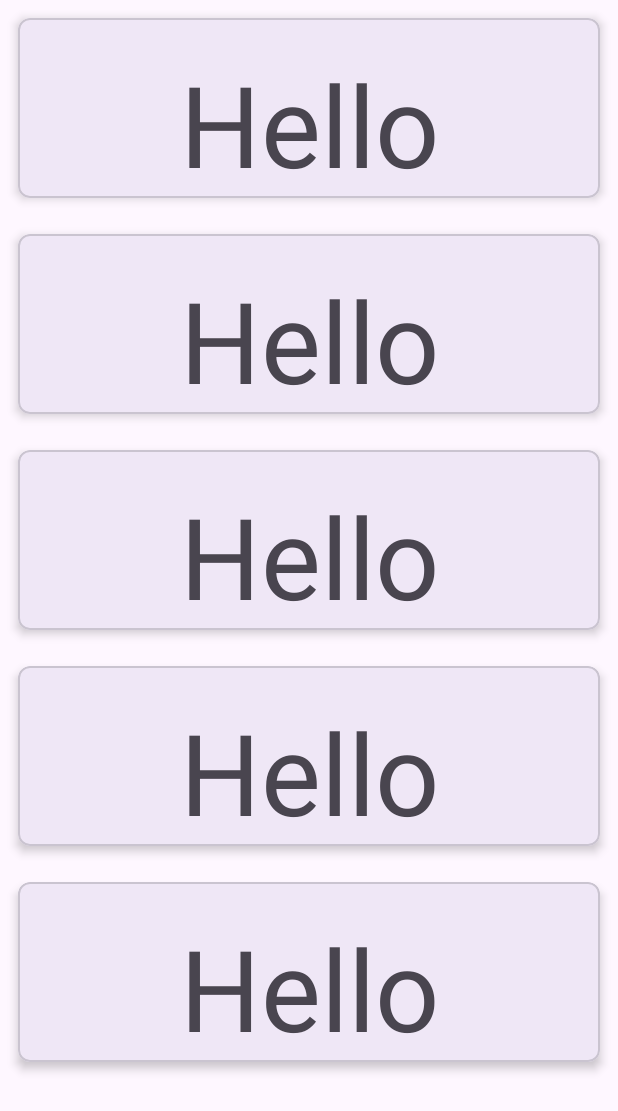
After one commit to vickyvikas514/HBTU, an Android app: the HomeActivity screen opened directly, with no data from a screen before it, on a phone screen of 412 x 824 dp. The commit adds this screen. Shown: the top 1111 px of the screen. Run offline under Robolectric (Android 15) with nearby library versions, the phone set to English and light mode, and no system bars; libraries missing offline, so code that uses them is left out: com.google.android.play.

Commit message:
Basic Template was created for home page

```diff
--- /dev/null
+++ b/app/src/main/java/com/example/hbtu/HomeActivity.kt
@@ -0,0 +1,23 @@
+package com.example.hbtu
+
+import androidx.appcompat.app.AppCompatActivity
+import android.os.Bundle
+import com.example.hbtu.adapter.HomeAdapter
+import com.example.hbtu.databinding.ActivityHomeBinding
+import com.example.hbtu.databinding.HomeItemBinding
+
+class HomeActivity : AppCompatActivity() {
+    private lateinit var binding: ActivityHomeBinding
+    override fun onCreate(savedInstanceState: Bundle?) {
+        super.onCreate(savedInstanceState)
+        binding = ActivityHomeBinding.inflate(layoutInflater)
+
+        setContentView(binding.root)
+
+        binding.RecyclerView.adapter = HomeAdapter(
+            applicationContext
+        )
+        binding.RecyclerView.setHasFixedSize(true)
+        supportActionBar?.setDisplayHomeAsUpEnabled(true)
+    }
+}
--- /dev/null
+++ b/app/src/main/java/com/example/hbtu/HomeDP.kt
@@ -0,0 +1,8 @@
+package com.example.hbtu
+
+import androidx.annotation.DrawableRes
+
+data class HomeDP(
+     val imageresourceid: String,
+    val url:String
+)
--- /dev/null
+++ b/app/src/main/java/com/example/hbtu/HomeSource.kt
@@ -0,0 +1,11 @@
+package com.example.hbtu
+
+object HomeSource {
+    val homeDP: List<HomeDP> = listOf(
+        HomeDP("Hello","https://hbtu.ac.in/"),
+        HomeDP("Hello","https://hbtu.ac.in/"),
+        HomeDP("Hello","https://hbtu.ac.in/"),
+        HomeDP("Hello","https://hbtu.ac.in/"),
+        HomeDP("Hello","https://hbtu.ac.in/"),
+    )
+}
--- a/app/src/main/java/com/example/hbtu/SignIn.kt
+++ b/app/src/main/java/com/example/hbtu/SignIn.kt
@@ -32,7 +32,7 @@ class SignIn : AppCompatActivity() {
 
                     firebaseAuth.signInWithEmailAndPassword(email, pass).addOnCompleteListener {
                         if (it.isSuccessful) {
-                            val intent = Intent(this, MainActivity::class.java)
+                            val intent = Intent(this, HomeActivity::class.java)
                             startActivity(intent)
                         } else {
                             Toast.makeText(this, it.exception.toString(), Toast.LENGTH_SHORT).show()
--- /dev/null
+++ b/app/src/main/java/com/example/hbtu/adapter/HomeAdapter.kt
@@ -0,0 +1,46 @@
+package com.example.hbtu.adapter
+
+import android.content.Context
+import android.content.Intent
+import android.view.LayoutInflater
+import android.view.View
+import android.view.ViewGroup
+import android.widget.ImageView
+import android.widget.TextView
+import androidx.recyclerview.widget.RecyclerView
+import com.example.hbtu.DetailActivity
+import com.example.hbtu.HomeActivity
+import com.example.hbtu.HomeSource
+import com.example.hbtu.R
+import com.google.android.play.integrity.internal.f
+
+class HomeAdapter(
+    private val context: Context?
+) : RecyclerView.Adapter<HomeAdapter.HomeViewHolder>(){
+
+    val data = HomeSource.homeDP
+    class HomeViewHolder(view: View?):RecyclerView.ViewHolder(view!!){
+        var imageDp:TextView = view!!.findViewById(R.id.displayText)
+
+    }
+
+    override fun onCreateViewHolder(parent: ViewGroup, viewType: Int): HomeViewHolder {
+        val view = LayoutInflater.from(parent.context)
+            .inflate(R.layout.home_item,parent, false)
+        return HomeViewHolder(view)
+    }
+
+    override fun getItemCount(): Int  = data.size
+
+    override fun onBindViewHolder(holder: HomeViewHolder, position: Int) {
+        val item = data[position]
+        holder.imageDp.text = item.imageresourceid
+        val resources = context?.resources
+        holder.itemView.setOnClickListener{
+            val intent = Intent(context,DetailActivity::class.java)
+            intent.addFlags(Intent.FLAG_ACTIVITY_NEW_TASK)
+            intent.putExtra("URL",item.url)
+            context?.startActivity(intent)
+        }
+    }
+}
--- /dev/null
+++ b/app/src/main/res/layout/activity_home.xml
@@ -0,0 +1,17 @@
+<?xml version="1.0" encoding="utf-8"?>
+<FrameLayout xmlns:android="http://schemas.android.com/apk/res/android"
+    xmlns:app="http://schemas.android.com/apk/res-auto"
+    xmlns:tools="http://schemas.android.com/tools"
+    android:layout_width="match_parent"
+    android:layout_height="match_parent"
+    tools:context=".HomeActivity">
+
+    <androidx.recyclerview.widget.RecyclerView
+        android:id="@+id/RecyclerView"
+        android:layout_width="match_parent"
+        android:layout_height="match_parent"
+        android:scrollbars="vertical"
+        app:layoutManager="androidx.recyclerview.widget.LinearLayoutManager"
+        />
+
+</FrameLayout>
--- /dev/null
+++ b/app/src/main/res/layout/home_item.xml
@@ -0,0 +1,26 @@
+<?xml version="1.0" encoding="utf-8"?>
+<com.google.android.material.card.MaterialCardView xmlns:android="http://schemas.android.com/apk/res/android"
+    android:layout_width="match_parent"
+    android:layout_height="wrap_content"
+    xmlns:app="http://schemas.android.com/apk/res-auto"
+    android:layout_margin="12dp"
+    app:cardElevation="4dp"
+    app:cardCornerRadius="8dp">
+    <androidx.constraintlayout.widget.ConstraintLayout
+        android:layout_width="match_parent"
+        android:layout_height="wrap_content">
+        <TextView
+            android:id="@+id/displayText"
+            android:layout_width="wrap_content"
+            android:textSize="75dp"
+
+            android:layout_height="100dp"
+            android:layout_marginVertical="20dp"
+            android:layout_marginHorizontal="50dp"
+            app:layout_constraintStart_toStartOf="parent"
+            app:layout_constraintEnd_toEndOf="parent"
+            app:layout_constraintTop_toTopOf="parent"
+            />
+    </androidx.constraintlayout.widget.ConstraintLayout>
+
+</com.google.android.material.card.MaterialCardView>
```
Also changed, not shown: app/src/main/AndroidManifest.xml (+10 -3 lines), app/src/main/java/com/example/hbtu/DetailActivity.kt (added, +33 -0 lines), app/src/main/java/com/example/hbtu/MainActivity.kt (deleted, +0 -11 lines), app/src/main/res/layout/activity_detail.xml (added, +32 -0 lines), app/src/main/res/layout/activity_main.xml (deleted, +0 -18 lines), app/src/main/res/layout/sign_in.xml (+10 -3 lines), app/src/main/res/layout/sign_up.xml (+7 -3 lines), app/src/main/res/drawable/sign_in.jpeg (added), app/src/main/res/drawable/sign_up.jpeg (added).
